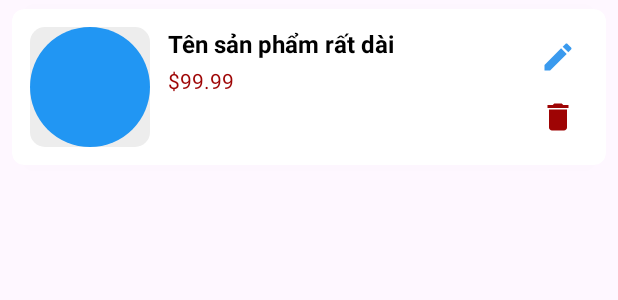
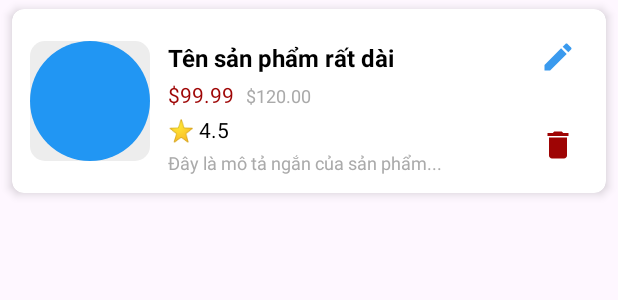
Before and after one commit to quankane/Android-Proj, an Android app: the layout item_product_management.xml on its own in the app's theme, with its tools: preview values and no code run, on a phone screen of 412 x 824 dp. Shown: the top 300 px of the screen. Run offline under Robolectric (Android 15) with nearby library versions, the phone set to English and light mode, and no system bars.

```diff
--- a/app/src/main/AndroidManifest.xml
+++ b/app/src/main/AndroidManifest.xml
@@ -10,6 +10,9 @@
         android:roundIcon="@mipmap/ic_launcher_round"
         android:supportsRtl="true"
         android:theme="@style/Theme.AndroidProj">
+        <activity
+            android:name=".activity.AllProductsActivity"
+            android:exported="false" />
         <activity
             android:name=".activity.admin.AddEditUserActivity"
             android:exported="false" />
--- a/app/src/main/java/com/example/android_proj/activity/DashboardActivity.kt
+++ b/app/src/main/java/com/example/android_proj/activity/DashboardActivity.kt
@@ -325,9 +325,9 @@ class DashboardActivity : AppCompatActivity(), NavigationView.OnNavigationItemSe
 
         // 3. Cập nhật Text và Email
         if (isUserAdmin) {
-            userNameTv?.text = "Admin"
+            userNameTv?.text = "Quản trị viên"
         } else {
-            userNameTv?.text = user.displayName ?: "User"
+            userNameTv?.text = user.displayName ?: "Khách hàng"
         }
         userEmailTv?.text = user.email // Hiển thị email
 
--- a/app/src/main/res/layout/item_product_management.xml
+++ b/app/src/main/res/layout/item_product_management.xml
@@ -50,6 +50,45 @@
             app:layout_constraintTop_toBottomOf="@id/productTitle"
             tools:text="$99.99" />
 
+        <TextView
+            android:id="@+id/productOldPrice"
+            android:layout_width="wrap_content"
+            android:layout_height="wrap_content"
+            android:layout_marginStart="8dp"
+            android:textColor="@android:color/darker_gray"
+            android:textSize="12sp"
+            app:layout_constraintBaseline_toBaselineOf="@id/productPrice"
+            app:layout_constraintStart_toEndOf="@id/productPrice"
+            tools:text="$120.00" />
+
+        <TextView
+            android:id="@+id/productRating"
+            android:layout_width="wrap_content"
+            android:layout_height="wrap_content"
+            android:layout_marginTop="4dp"
+            android:textColor="@color/black"
+            android:textSize="14sp"
+            app:layout_constraintStart_toStartOf="@id/productTitle"
+            app:layout_constraintTop_toBottomOf="@id/productPrice"
+            tools:text="⭐ 4.5" />
+
+        <TextView
+            android:id="@+id/productDescription"
+            android:layout_width="0dp"
+            android:layout_height="wrap_content"
+            android:layout_marginTop="4dp"
+            android:ellipsize="end"
+            android:maxLines="1"
+            android:textColor="@android:color/darker_gray"
+            android:textSize="12sp"
+            app:layout_constraintEnd_toStartOf="@id/deleteButton"
+            app:layout_constraintStart_toStartOf="@id/productTitle"
+            app:layout_constraintTop_toBottomOf="@id/productRating"
+            app:layout_constraintBottom_toBottomOf="parent"
+            app:layout_constraintVertical_bias="0.0"
+            tools:text="Đây là mô tả ngắn của sản phẩm..." />
+
+
         <ImageButton
             android:id="@+id/editButton"
             android:layout_width="40dp"
```
Also changed, not shown: app/src/main/java/com/example/android_proj/activity/AllProductsActivity.kt (added, +21 -0 lines), app/src/main/java/com/example/android_proj/adapter/admin/ProductManagementAdapter.kt (+22 -0 lines), app/src/main/res/layout/activity_all_products.xml (added, +10 -0 lines).
